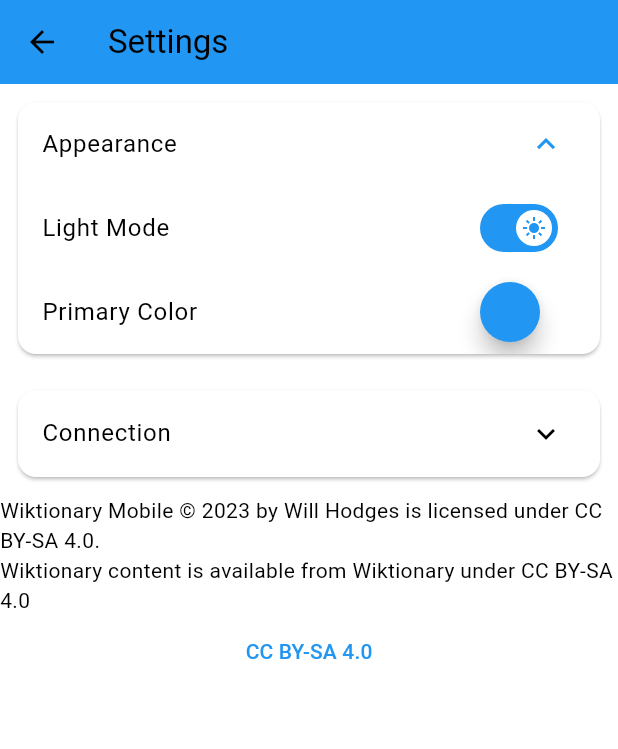
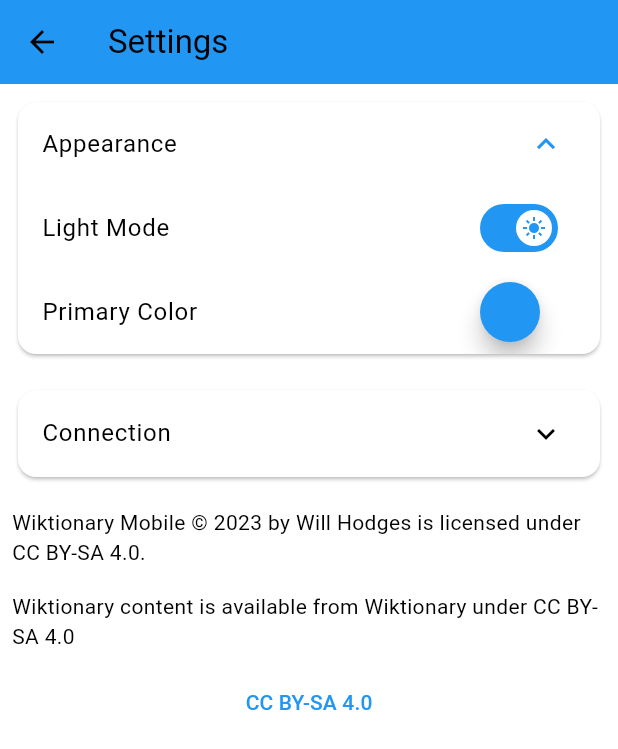
Before and after one commit to hodgeswt/Wiktionary, a Flutter app: the SettingsView screen opened directly, on a phone screen of 412 x 824 dp. Shown: the top 749 px of the screen. Run offline on Flutter 3.47's test engine with Material 2 defaults, Android fonts, the light colour scheme and no system bars; our stand-ins replace dio, flutter_colorpicker, shared_preferences; accounts and stored records are empty.

Commit message:
Add padding

```diff
--- a/lib/constants/numbers.dart
+++ b/lib/constants/numbers.dart
@@ -7,5 +7,7 @@
   static const double definitionTextHorizontalPadding = 8.0;
   static const double definitionTextVerticalPadding = 4.0;
 
+  static const double bigVerticalPadding = 16.0;
+
   static double cornerRadius = 30.0;
 }
--- a/lib/views/history_view.dart
+++ b/lib/views/history_view.dart
@@ -50,7 +50,7 @@
         Padding(
           padding: const EdgeInsets.symmetric(
             horizontal: Numbers.defaultHorizontalPadding,
-            vertical: Numbers.defaultVerticalPadding,
+            vertical: Numbers.bigVerticalPadding,
           ),
           child: FilledButton(
             onPressed: _clearSearchHistory,
--- a/lib/views/settings_view.dart
+++ b/lib/views/settings_view.dart
@@ -5,6 +5,7 @@
 import 'package:wiktionary/constants/numbers.dart';
 import 'package:wiktionary/storage.dart';
 import 'package:wiktionary/constants/strings.dart';
+import 'package:wiktionary/widgets/padded_text.dart';
 import 'package:wiktionary/widgets/rebuilder.dart';
 import 'package:wiktionary/widgets/section.dart';
 import 'package:wiktionary/widgets/text_setting.dart';
@@ -177,14 +178,14 @@
         _buildConnectionSection(prefs),
         Column(
           children: <Widget>[
-            const Text(Strings.license),
-            const Text(Strings.attribution),
+            const PaddedText(text: Strings.license),
+            const PaddedText(text: Strings.attribution),
             Link(
               uri: Uri.parse(Strings.licenseLink),
               builder: (context, followLink) {
                 return TextButton(
                   onPressed: followLink,
-                  child: const Text(Strings.licenseLinkText),
+                  child: const PaddedText(text: Strings.licenseLinkText),
                 );
               },
             ),
--- /dev/null
+++ b/lib/widgets/padded_text.dart
@@ -0,0 +1,24 @@
+import 'package:flutter/material.dart';
+import 'package:wiktionary/constants/numbers.dart';
+
+class PaddedText extends StatelessWidget {
+  const PaddedText({
+    super.key,
+    required this.text,
+  });
+
+  final String text;
+
+  @override
+  Widget build(BuildContext context) {
+    return Padding(
+      padding: const EdgeInsets.symmetric(
+        horizontal: Numbers.defaultHorizontalPadding,
+        vertical: Numbers.defaultVerticalPadding,
+      ),
+      child: Text(
+        text,
+      ),
+    );
+  }
+}
```
